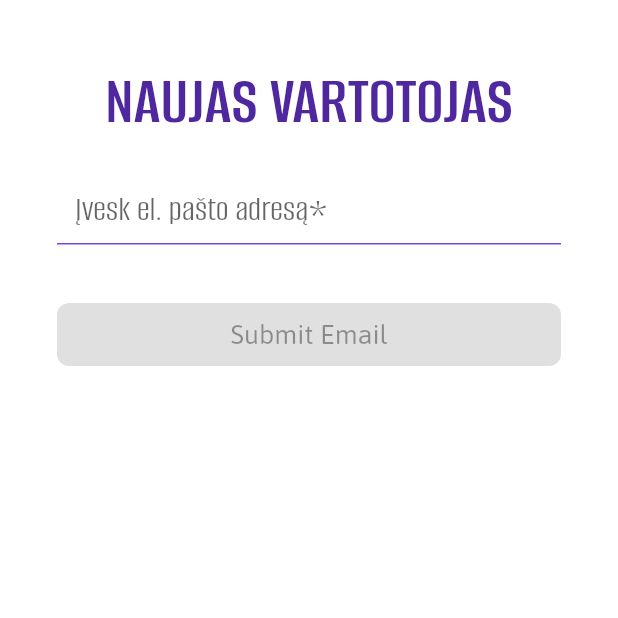
After one commit to karina-klinkeviciute/rainbow-challenge-front, a Flutter app: the RecoveryPage screen opened directly, on a phone screen of 412 x 824 dp, the top half of it. The commit adds this screen. Run offline on Flutter 3.47's test engine with Material 2 defaults, Android fonts, the phone set to English and light mode, and no system bars; our stand-ins replace bloc, connectivity_plus, dio, equatable, file_picker, flutter_bloc and 3 more; missing offline and left inert: qr_code_scanner; accounts and stored records are empty; generated files the repository leaves out were written again.

Commit message:
added recovery page which sending email to backend

```diff
--- /dev/null
+++ b/lib/pages/login/recovery_form.dart
@@ -0,0 +1,98 @@
+import 'package:flutter/material.dart';
+import 'package:flutter_bloc/flutter_bloc.dart';
+import 'package:rainbow_challenge/pages/registration/bloc/reg_bloc.dart';
+import 'package:rainbow_challenge/pages/registration/bloc/reg_event.dart';
+import 'package:rainbow_challenge/pages/registration/bloc/reg_state.dart';
+import 'package:rainbow_challenge/pages/registration/fields/email_recovery.dart';
+import 'package:rainbow_challenge/widgets/auth_text_field.dart';
+import 'package:formz/formz.dart';
+import 'package:rainbow_challenge/widgets/headline.dart';
+import 'package:rainbow_challenge/pages/registration/registration_confirm.dart';
+
+class RecoveryEmailForm extends StatelessWidget {
+  const RecoveryEmailForm({Key? key}) : super(key: key);
+
+  @override
+  Widget build(BuildContext context) {
+    return BlocListener<RegistrationBloc, RegState>(
+        listener: (context, state) {
+          if (state.status.isSubmissionFailure) {
+            _msg(context, state.errorMessage);
+          } else if (state.status.isSubmissionSuccess) {
+            //Navigator.of(context).pushNamed('/success');
+            Navigator.push(
+                context,
+                MaterialPageRoute(
+                    builder: (context) => RegistrationPageConfirm()));
+          }
+        },
+        child: SingleChildScrollView(
+          padding: const EdgeInsets.fromLTRB(38.0, 20, 38.0, 8.0),
+          child: Column(
+            crossAxisAlignment: CrossAxisAlignment.stretch,
+            children: [
+              const HeadlineWidget(title: 'Naujas vartotojas'),
+              _RecoveryEmailInputField(),
+              _RecoverySubmit(),
+            ],
+          ),
+        ));
+  }
+}
+
+class _RecoveryEmailInputField extends StatelessWidget {
+  @override
+  Widget build(BuildContext context) {
+    return BlocBuilder<RegistrationBloc, RegState>(
+      buildWhen: (previous, current) => previous.email != current.email,
+      builder: (context, state) {
+        return Padding(
+          padding: const EdgeInsets.only(bottom: 16.0),
+          child: AuthTextField(
+            hint: 'Įvesk el. pašto adresą',
+            key: const Key('Recovery_email_textField'),
+            isRequiredField: true,
+            error: state.email.error != null
+                ? (state.email.error as EmailRecoveryValidationError).title
+                : null,
+            keyboardType: TextInputType.emailAddress,
+            onChanged: (email_recovery) => context
+                .read<RegistrationBloc>()
+                .add(RecoveryEmailChanged(email_recovery: email_recovery)),
+          ),
+        );
+      },
+    );
+  }
+}
+
+class _RecoverySubmit extends StatelessWidget {
+  const _RecoverySubmit({Key? key}) : super(key: key);
+
+  @override
+  Widget build(BuildContext context) {
+    return BlocBuilder<RegistrationBloc, RegState>(
+      buildWhen: (previous, current) => previous.status != current.status,
+      builder: (context, state) {
+        return Padding(
+          padding: EdgeInsets.only(top: 20),
+          child: ElevatedButton(
+            child: Text('Submit Email'),
+            onPressed: state.status.isValidated
+                ? () => context
+                    .read<RegistrationBloc>()
+                    .add(EmailRecoverySubmitted())
+                : null,
+          ),
+        );
+      },
+    );
+  }
+}
+
+void _msg(_, txt) {
+  ScaffoldMessenger.of(_).showSnackBar(SnackBar(
+    content: Text(txt),
+    backgroundColor: Colors.redAccent,
+  ));
+}
--- /dev/null
+++ b/lib/pages/login/recovery_page.dart
@@ -0,0 +1,29 @@
+import 'package:flutter/material.dart';
+import 'package:flutter_bloc/flutter_bloc.dart';
+import 'package:rainbow_challenge/pages/login/recovery_form.dart';
+import 'package:rainbow_challenge/pages/registration/bloc/reg_bloc.dart';
+import 'package:rainbow_challenge/pages/registration/bloc/reg_event.dart';
+import 'package:rainbow_challenge/pages/registration/bloc/reg_state.dart';
+import 'package:rainbow_challenge/pages/registration/fields/email.dart';
+import 'package:rainbow_challenge/utils/repository/user_repository.dart';
+import 'package:rainbow_challenge/widgets/auth_text_field.dart';
+import 'package:rainbow_challenge/utils/repository/repositories.dart';
+
+class RecoveryPage extends StatelessWidget {
+  final UserRepository userRepository;
+
+  RecoveryPage({Key? key, required this.userRepository})
+      : assert(userRepository != null),
+        super(key: key);
+
+  @override
+  Widget build(BuildContext context) {
+    return Scaffold(
+        body: SafeArea(
+      top: false,
+      child: BlocProvider(
+          create: (_) => RegistrationBloc(userRepository: userRepository),
+          child: RecoveryEmailForm()),
+    ));
+  }
+}
--- a/lib/pages/registration/bloc/reg_event.dart
+++ b/lib/pages/registration/bloc/reg_event.dart
@@ -34,6 +34,17 @@ class EmailChanged extends RegEvent {
 
   @override
   List<Object> get props => [email];
+}
+
+class RecoveryEmailChanged extends RegEvent {
+  const RecoveryEmailChanged({
+    required this.email_recovery,
+  });
+
+  final String email_recovery;
+
+  @override
+  List<Object> get props => [email_recovery];
 }
 
 class PasswordChanged extends RegEvent {
@@ -105,4 +116,6 @@ class YearOfBirthChanged extends RegEvent {
   List<Object> get props => [year_of_birth];
 }
 
+class EmailRecoverySubmitted extends RegEvent {}
+
 class FormSubmitted extends RegEvent {}
--- a/lib/pages/registration/bloc/reg_state.dart
+++ b/lib/pages/registration/bloc/reg_state.dart
@@ -2,6 +2,7 @@ import 'package:equatable/equatable.dart';
 import 'package:formz/formz.dart';
 
 import 'package:rainbow_challenge/pages/registration/fields/email.dart';
+import 'package:rainbow_challenge/pages/registration/fields/email_recovery.dart';
 import 'package:rainbow_challenge/pages/registration/fields/name.dart';
 import 'package:rainbow_challenge/pages/registration/fields/password.dart';
 import 'package:rainbow_challenge/pages/registration/fields/confirm_password.dart';
@@ -17,6 +18,7 @@ class RegState extends Equatable {
   const RegState(
       {this.name = const Name.pure(),
       this.email = const Email.pure(),
+      this.email_recovery = const EmailRecovery.pure(),
       this.password = const Password.pure(),
       this.confirmPassword = const ConfirmPassword.pure(),
       this.gender = const Gender.pure(),
@@ -31,6 +33,7 @@ class RegState extends Equatable {
 
   final Name name;
   final Email email;
+  final EmailRecovery email_recovery;
   final Password password;
   final ConfirmPassword confirmPassword;
   final Gender gender;
@@ -47,6 +50,7 @@ class RegState extends Equatable {
   List<Object?> get props => [
         name,
         email,
+        email_recovery,
         password,
         confirmPassword,
         gender,
@@ -63,6 +67,7 @@ class RegState extends Equatable {
     String? image,
     Name? name,
     Email? email,
+    EmailRecovery? email_recovery,
     Password? password,
     ConfirmPassword? confirmPassword,
     Gender? gender,
@@ -78,6 +83,7 @@ class RegState extends Equatable {
     return RegState(
         name: name ?? this.name,
         email: email ?? this.email,
+        email_recovery: email_recovery ?? this.email_recovery,
         password: password ?? this.password,
         confirmPassword: confirmPassword ?? this.confirmPassword,
         gender: gender ?? this.gender,
--- /dev/null
+++ b/lib/pages/registration/fields/email_recovery.dart
@@ -0,0 +1,32 @@
+import 'package:formz/formz.dart';
+
+enum EmailRecoveryValidationError { invalid }
+
+class EmailRecovery extends FormzInput<String, EmailRecoveryValidationError> {
+  const EmailRecovery.pure() : super.pure('');
+  const EmailRecovery.dirty([String value = '']) : super.dirty(value);
+
+  static final RegExp _emailRegExp = RegExp(
+    r'^[a-zA-Z0-9.!#$%&’*+/=?^_`{|}~-]+@[a-zA-Z0-9-]+(?:\.[a-zA-Z0-9-]+)*$',
+  );
+
+  @override
+  EmailRecoveryValidationError? validator(String value) {
+    if (value == "") return null;
+
+    return _emailRegExp.hasMatch(value)
+        ? null
+        : EmailRecoveryValidationError.invalid;
+  }
+}
+
+extension Explanation on EmailRecoveryValidationError {
+  String? get title {
+    switch (this) {
+      case EmailRecoveryValidationError.invalid:
+        return "This is not a valid email";
+      default:
+        return null;
+    }
+  }
+}
--- a/lib/utils/model/api_model.dart
+++ b/lib/utils/model/api_model.dart
@@ -6,6 +6,14 @@ class UserLogin {
 
   Map<String, dynamic> toDatabaseJson() =>
       {"email": this.email, "password": this.password};
+}
+
+class UserRecoveryEmail {
+  String email_recovery;
+
+  UserRecoveryEmail({required this.email_recovery});
+
+  Map<String, dynamic> toDatabaseJson() => {"email": this.email_recovery};
 }
 
 class UserRegister {
```
Also changed, not shown: lib/pages/registration/bloc/reg_bloc.dart (+41 -0 lines), lib/pages/registration/registration_form.dart (+17 -1 lines), lib/services/api_connection.dart (+19 -0 lines), lib/utils/repository/user_repository.dart (+21 -11 lines).
